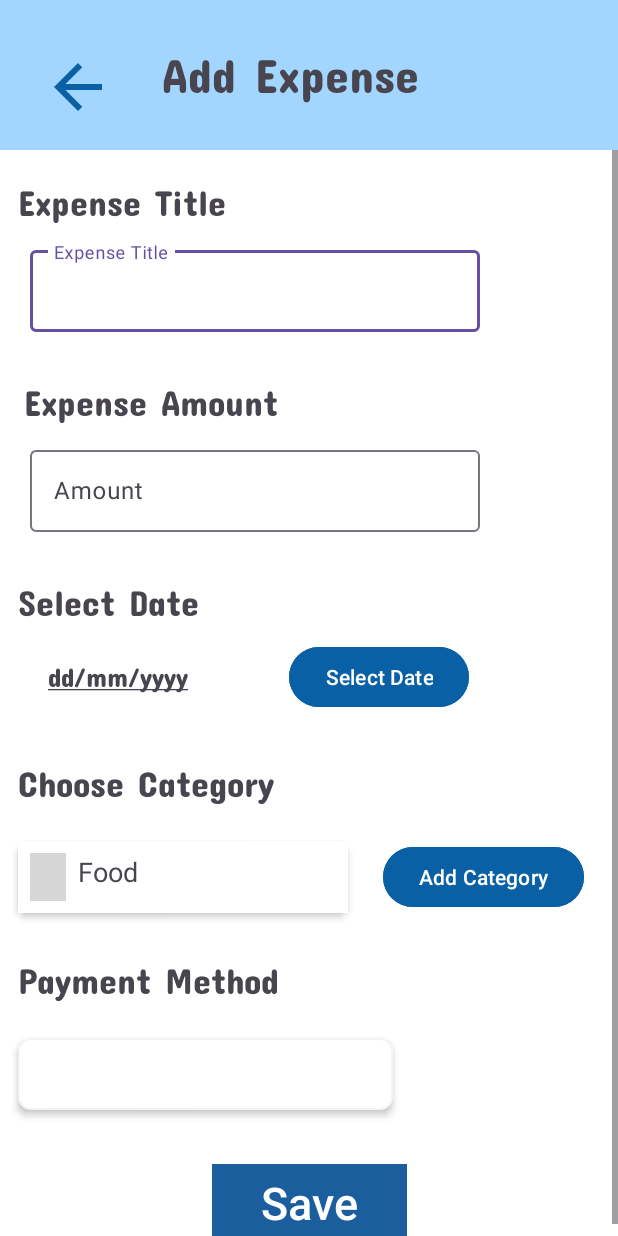
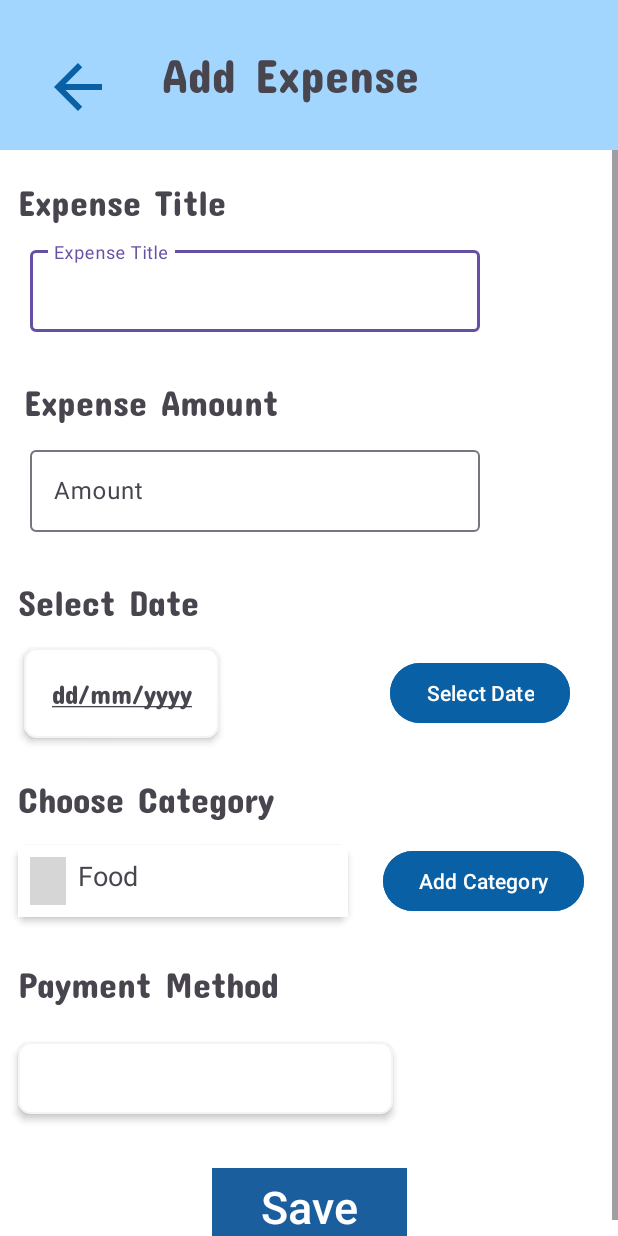
Before and after one commit to wjinggoh/Studicash_0703, an Android app: the AddExpenseActivity screen opened directly, with no data from a screen before it, on a phone screen of 412 x 824 dp. Run offline under Robolectric (Android 15) with nearby library versions, the phone set to English and light mode, and no system bars; our stand-ins replace Firebase (no records; nobody signed in at launch, a user with empty details on screens opened directly); grey boxes are pictures that could not be loaded.

Commit message:
06072024-12:46am

```diff
--- a/app/src/main/AndroidManifest.xml
+++ b/app/src/main/AndroidManifest.xml
@@ -30,7 +30,7 @@
         android:theme="@style/Theme.Studicash_0703"
         tools:targetApi="31">
         <activity
-            android:name=".AddCategoryActivity"
+            android:name=".AddExpensesCategoryActivity"
             android:exported="false" />
         <activity
             android:name=".AddReceipt"
--- a/app/src/main/java/my/edu/tarc/studicash_0703/AddExpenseActivity.kt
+++ b/app/src/main/java/my/edu/tarc/studicash_0703/AddExpenseActivity.kt
@@ -23,16 +23,21 @@ class AddExpenseActivity : AppCompatActivity() {
         binding = ActivityAddExpenseBinding.inflate(layoutInflater)
         setContentView(binding.root)
 
-        loadCategories()
-
         binding.addCategoryButton.setOnClickListener {
-            startActivity(Intent(this, AddCategoryActivity::class.java))
+            startActivity(Intent(this, AddExpensesCategoryActivity::class.java))
         }
 
         setupViews()
     }
 
+    override fun onResume() {
+        super.onResume()
+        loadCategories()
+    }
+
     private fun loadCategories() {
+        categories.clear()
+
         // Predefined categories
         categories.addAll(listOf(
             CategoryItem(R.drawable.food, "Food"),
@@ -63,6 +68,7 @@ class AddExpenseActivity : AppCompatActivity() {
     private fun setupViews() {
         binding.back.setOnClickListener {
             startActivity(Intent(this@AddExpenseActivity, AddFragment::class.java))
+            finish()
         }
         binding.selectDate.setOnClickListener {
             showDatePicker()
--- a/app/src/main/res/layout/activity_add_expense.xml
+++ b/app/src/main/res/layout/activity_add_expense.xml
@@ -126,6 +126,7 @@
                 app:layout_constraintStart_toStartOf="parent"
                 app:layout_constraintTop_toBottomOf="@+id/paymentMethods" />
 
+
             <Button
                 android:id="@+id/selectDate"
                 android:layout_width="wrap_content"
@@ -135,28 +136,17 @@
                 android:layout_marginEnd="32dp"
                 android:backgroundTint="#0960A5"
                 android:text="@string/date"
-                app:layout_constraintBottom_toBottomOf="@+id/dateView"
+                app:layout_constraintBottom_toBottomOf="@+id/constraintLayout"
                 app:layout_constraintEnd_toEndOf="parent"
+                app:layout_constraintHorizontal_bias="0.688"
                 app:layout_constraintStart_toEndOf="@+id/dateView"
-                app:layout_constraintTop_toTopOf="@+id/dateView" />
-
-            <TextView
-                android:id="@+id/dateView"
-                android:layout_width="wrap_content"
-                android:layout_height="wrap_content"
-                android:layout_marginStart="32dp"
-                android:layout_marginTop="24dp"
-                android:fontFamily="@font/concert_one"
-                android:text="@string/datehint"
-                android:textSize="18sp"
-                app:layout_constraintStart_toStartOf="parent"
-                app:layout_constraintTop_toBottomOf="@+id/selectDateMsg" />
+                app:layout_constraintTop_toTopOf="@+id/constraintLayout" />
 
             <Spinner
                 android:id="@+id/categories_spinner"
                 android:layout_width="220dp"
                 android:layout_height="48dp"
-                android:layout_marginTop="24dp"
+                android:layout_marginTop="16dp"
                 android:background="@drawable/background_with_border_grey"
                 android:elevation="3dp"
                 app:layout_constraintStart_toStartOf="@+id/selectcategory"
@@ -172,6 +162,30 @@
                 app:layout_constraintEnd_toEndOf="parent"
                 app:layout_constraintStart_toEndOf="@+id/categories_spinner"
                 app:layout_constraintTop_toTopOf="@+id/categories_spinner" />
+
+            <androidx.constraintlayout.widget.ConstraintLayout
+                android:id="@+id/constraintLayout"
+                android:layout_width="130dp"
+                android:layout_height="60dp"
+                android:layout_marginStart="16dp"
+                android:layout_marginTop="16dp"
+                android:background="@drawable/background_with_border_grey"
+                android:elevation="3dp"
+                app:layout_constraintStart_toStartOf="parent"
+                app:layout_constraintTop_toBottomOf="@+id/selectDateMsg">
+
+                <TextView
+                    android:id="@+id/dateView"
+                    android:layout_width="wrap_content"
+                    android:layout_height="wrap_content"
+                    android:fontFamily="@font/concert_one"
+                    android:text="@string/datehint"
+                    android:textSize="18sp"
+                    app:layout_constraintBottom_toBottomOf="parent"
+                    app:layout_constraintEnd_toEndOf="parent"
+                    app:layout_constraintStart_toStartOf="parent"
+                    app:layout_constraintTop_toTopOf="parent" />
+            </androidx.constraintlayout.widget.ConstraintLayout>
 
             <com.google.android.material.textfield.TextInputLayout
                 android:id="@+id/yourexpenseAmt"
--- a/app/src/main/res/layout/activity_add_category.xml
+++ b/app/src/main/res/layout/activity_add_expenses_category.xml
@@ -6,7 +6,7 @@
     android:layout_height="match_parent"
     android:background="#FFFFFF"
     android:backgroundTint="#FFFFFF"
-    tools:context=".AddCategoryActivity">
+    tools:context=".AddExpensesCategoryActivity">
 
     <EditText
         android:id="@+id/categoryNameEditText"
@@ -45,7 +45,7 @@
         android:layout_height="wrap_content"
         android:layout_marginTop="20dp"
         android:fontFamily="@font/concert_one"
-        android:text="@string/addcategorytitle"
+        android:text="@string/addexpensescategorytitle"
         android:textSize="24sp"
         app:layout_constraintEnd_toEndOf="parent"
         app:layout_constraintStart_toStartOf="parent"
--- a/app/src/main/res/layout/activity_add_receipt.xml
+++ b/app/src/main/res/layout/activity_add_receipt.xml
@@ -5,6 +5,7 @@
     android:id="@+id/main"
     android:layout_width="match_parent"
     android:layout_height="match_parent"
+    android:background="#FFFFFF"
     tools:context=".AddReceipt">
 
 </androidx.constraintlayout.widget.ConstraintLayout>
--- a/app/src/main/res/values/strings.xml
+++ b/app/src/main/res/values/strings.xml
@@ -60,7 +60,7 @@
 
 
     <!--addcategory-->
-   <string name="addcategorytitle">Add Category</string>
+   <string name="addexpensescategorytitle">Add Expenses Category</string>
 
     <!--addincome-->
     <string name="incomeHeader">Add Income</string>
```
Also changed, not shown: app/src/main/java/my/edu/tarc/studicash_0703/AddExpensesCategoryActivity.kt (renamed from app/src/main/java/my/edu/tarc/studicash_0703/AddCategoryActivity.kt, +5 -5 lines).
